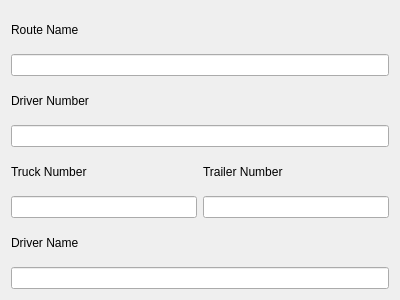
First picture: the form in routewidget.ui, repository drewdemarest/Assignment-Check, before the edit.
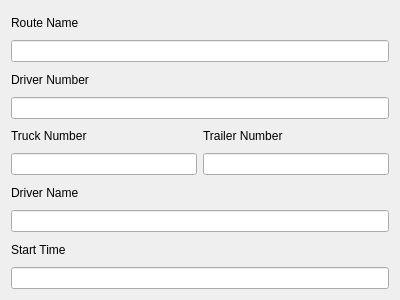
Second picture: the form after the edit.

Commit message: Start times in route key tool

What changed in the file:
```diff
--- a/routewidget.ui
+++ b/routewidget.ui
@@ -14,56 +14,66 @@
    <string>Form</string>
   </property>
   <layout class="QGridLayout" name="gridLayout">
-   <item row="3" column="0" colspan="2">
+   <item row="5" column="0" colspan="2">
     <widget class="QLineEdit" name="driverNumEdit"/>
    </item>
-   <item row="2" column="0" colspan="2">
-    <widget class="QLabel" name="driverNumLabel">
-     <property name="text">
-      <string>Driver Number</string>
-     </property>
-    </widget>
-   </item>
-   <item row="1" column="0" colspan="2">
-    <widget class="QLineEdit" name="routeEdit"/>
-   </item>
-   <item row="5" column="0">
-    <widget class="QLineEdit" name="truckNumEdit"/>
-   </item>
-   <item row="4" column="1">
+   <item row="6" column="1">
     <widget class="QLabel" name="trailerNumLabel">
      <property name="text">
       <string>Trailer Number</string>
      </property>
     </widget>
    </item>
-   <item row="6" column="0" colspan="2">
+   <item row="7" column="0">
+    <widget class="QLineEdit" name="truckNumEdit"/>
+   </item>
+   <item row="3" column="0" colspan="2">
+    <widget class="QLineEdit" name="routeEdit"/>
+   </item>
+   <item row="4" column="0" colspan="2">
+    <widget class="QLabel" name="driverNumLabel">
+     <property name="text">
+      <string>Driver Number</string>
+     </property>
+    </widget>
+   </item>
+   <item row="8" column="0" colspan="2">
     <widget class="QLabel" name="driverNameLabel">
      <property name="text">
       <string>Driver Name</string>
      </property>
     </widget>
    </item>
-   <item row="4" column="0">
+   <item row="6" column="0">
     <widget class="QLabel" name="truckNumLabel">
      <property name="text">
       <string>Truck Number</string>
      </property>
     </widget>
    </item>
-   <item row="5" column="1">
-    <widget class="QLineEdit" name="trailerNumEdit"/>
-   </item>
-   <item row="7" column="0" colspan="2">
+   <item row="9" column="0" colspan="2">
     <widget class="QLineEdit" name="driverNameEdit"/>
    </item>
-   <item row="0" column="0" colspan="2">
+   <item row="7" column="1">
+    <widget class="QLineEdit" name="trailerNumEdit"/>
+   </item>
+   <item row="2" column="0" colspan="2">
     <widget class="QLabel" name="routeLabel">
      <property name="text">
       <string>Route Name</string>
      </property>
     </widget>
    </item>
+   <item row="11" column="0" colspan="2">
+    <widget class="QLineEdit" name="startTimeEdit"/>
+   </item>
+   <item row="10" column="0" colspan="2">
+    <widget class="QLabel" name="startTimeLabel">
+     <property name="text">
+      <string>Start Time</string>
+     </property>
+    </widget>
+   </item>
   </layout>
  </widget>
  <resources/>
```
The commit also changes 2 other files.
